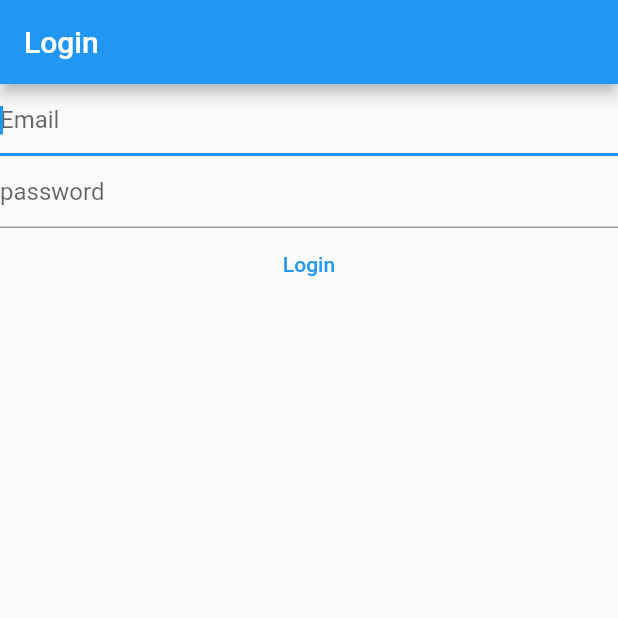
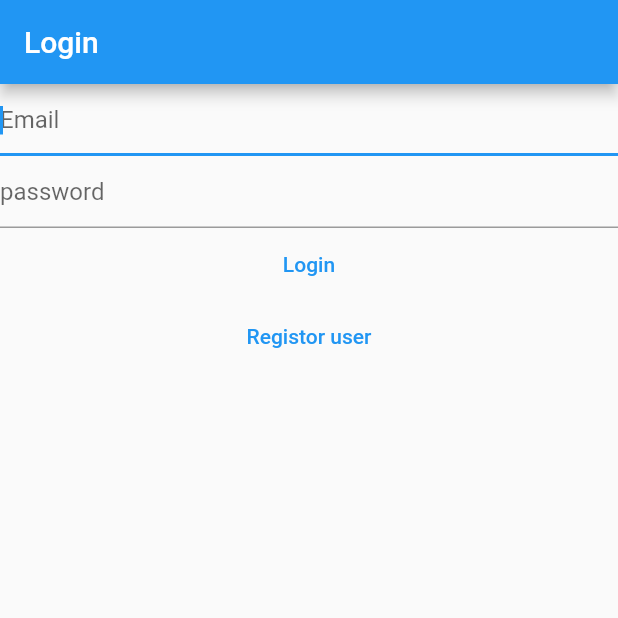
Before and after one commit to ajithsacs/agilex, a Flutter app: the screen it shows after launch, after a tap on "Login", on a phone screen of 412 x 824 dp, the top half of it. Run offline on Flutter 3.47's test engine with Material 2 defaults, Android fonts, the phone set to English and light mode, and no system bars; our stand-ins replace firebase_auth, firebase_core; accounts and stored records are empty; network calls fail.

Commit message:
up to pop up Screen completed

```diff
--- a/lib/main.dart
+++ b/lib/main.dart
@@ -1,9 +1,11 @@
-import 'package:agilex/views/registor.dart';
+import 'package:agilex/views/login_view.dart';
+import 'package:agilex/views/register.dart';
 import 'package:firebase_core/firebase_core.dart';
 import 'package:firebase_auth/firebase_auth.dart';
 import 'package:flutter/material.dart';
-import 'views/login_view.dart';
 import 'firebase_options.dart';
+import 'views/main_UI.dart';
+import 'views/verify_email.dart';
 
 void main() async {
   WidgetsFlutterBinding.ensureInitialized();
@@ -12,9 +14,62 @@ void main() async {
     theme: ThemeData(
       primarySwatch: Colors.blue,
     ),
-    home: const Login(),
+    home: const HomePage(),
+    routes: {
+      "/login": (context) => const Login(),
+      "/register": (context) => const Register(),
+      "/Notes": (context) => const NotesApp(),
+    },
   ));
 }
 // This widget is the root of your application.
 
-//this will implement the the work such as design the app start
+//this will implement app start
+class HomePage extends StatelessWidget {
+  const HomePage({Key? key}) : super(key: key);
+
+  @override
+  Widget build(BuildContext context) {
+    return FutureBuilder(
+        future: Firebase.initializeApp(
+          options: DefaultFirebaseOptions.currentPlatform,
+        ),
+        builder: (context, snapshot) {
+          switch (snapshot.connectionState) {
+            case ConnectionState.done:
+              final user = FirebaseAuth.instance.currentUser;
+              if (user != null) {
+                if (user.emailVerified) {
+                  return const NotesApp();
+                } else {
+                  return const EmailVerify();
+                  //EmailVerify();
+                }
+              } else {
+                return const Login();
+              }
+            // if (user != null) {
+            //   if (user.emailVerified) {
+            //     print("Email verified");
+            //   } else {
+            //     return const EmailVerify();
+            //   }
+            // } else {
+            //   return const Login();
+            // }
+            //return const Login();
+            // // print(FirebaseAuth.instance.currentUser);
+            // final user = FirebaseAuth.instance.currentUser;
+            // if (user?.emailVerified ?? false) {
+            // } else {
+            //   return EmailVerify();
+            // }
+            // return const Text("Done");
+
+            default:
+              return const Scaffold(
+                  body: Center(child: CircularProgressIndicator()));
+          }
+        });
+  }
+}
--- a/lib/views/login_view.dart
+++ b/lib/views/login_view.dart
@@ -3,7 +3,8 @@ import 'package:firebase_core/firebase_core.dart';
 import 'package:flutter/material.dart';
 import '../firebase_options.dart';
 
-firebaseLogin(email, passwords) async {
+// this is firebase logic
+firebaseLogin(email, passwords, context) async {
   Firebase.initializeApp(options: DefaultFirebaseOptions.currentPlatform);
   final username = email.text;
   final password = passwords.text;
@@ -12,8 +13,8 @@ firebaseLogin(email, passwords) async {
     final auth = FirebaseAuth.instance;
     final user = await auth.signInWithEmailAndPassword(
         email: username, password: password);
-
     print(user);
+    Navigator.of(context).pushNamedAndRemoveUntil("/Notes", (route) => false);
   } on FirebaseAuthException catch (e) {
     print(e.code);
     if (e.code == 'user-not-found') {
@@ -26,6 +27,37 @@ firebaseLogin(email, passwords) async {
       print(e.code);
     }
   }
+}
+
+//design of login
+Column _loginDesign(email, password, context, routes) {
+  return Column(
+    children: [
+      TextField(
+        controller: email,
+        autofocus: true,
+        keyboardType: TextInputType.emailAddress,
+        decoration: const InputDecoration(hintText: "Email"),
+      ),
+      TextField(
+        controller: password,
+        obscureText: true,
+        decoration: const InputDecoration(hintText: "password"),
+      ),
+      TextButton(
+        onPressed: () {
+          firebaseLogin(email, password, context);
+        },
+        child: const Text("Login"),
+      ),
+      TextButton(
+          onPressed: () {
+            Navigator.of(context)
+                .pushNamedAndRemoveUntil(routes, (routes) => false);
+          },
+          child: const Text("Registor user"))
+    ],
+  );
 }
 
 class Login extends StatefulWidget {
@@ -48,28 +80,9 @@ class _LoginState extends State<Login> {
 
   @override
   Widget build(BuildContext context) {
+    var routes = "/register";
     return Scaffold(
-        appBar: AppBar(title: const Text("Login")),
-        body: Column(
-          children: [
-            TextField(
-              controller: _email,
-              autofocus: true,
-              keyboardType: TextInputType.emailAddress,
-              decoration: const InputDecoration(hintText: "Email"),
-            ),
-            TextField(
-              controller: _password,
-              obscureText: true,
-              decoration: const InputDecoration(hintText: "password"),
-            ),
-            TextButton(
-              onPressed: () {
-                firebaseLogin(_email, _password);
-              },
-              child: const Text("Login"),
-            )
-          ],
-        ));
+        appBar: AppBar(title: Text("Login")),
+        body: _loginDesign(_email, _password, context, routes));
   }
 }
```
Also changed, not shown: lib/views/main_UI.dart (added, +80 -0 lines), lib/views/register.dart (renamed from lib/views/registor.dart, +10 -22 lines), lib/views/verify_email.dart (added, +38 -0 lines).
